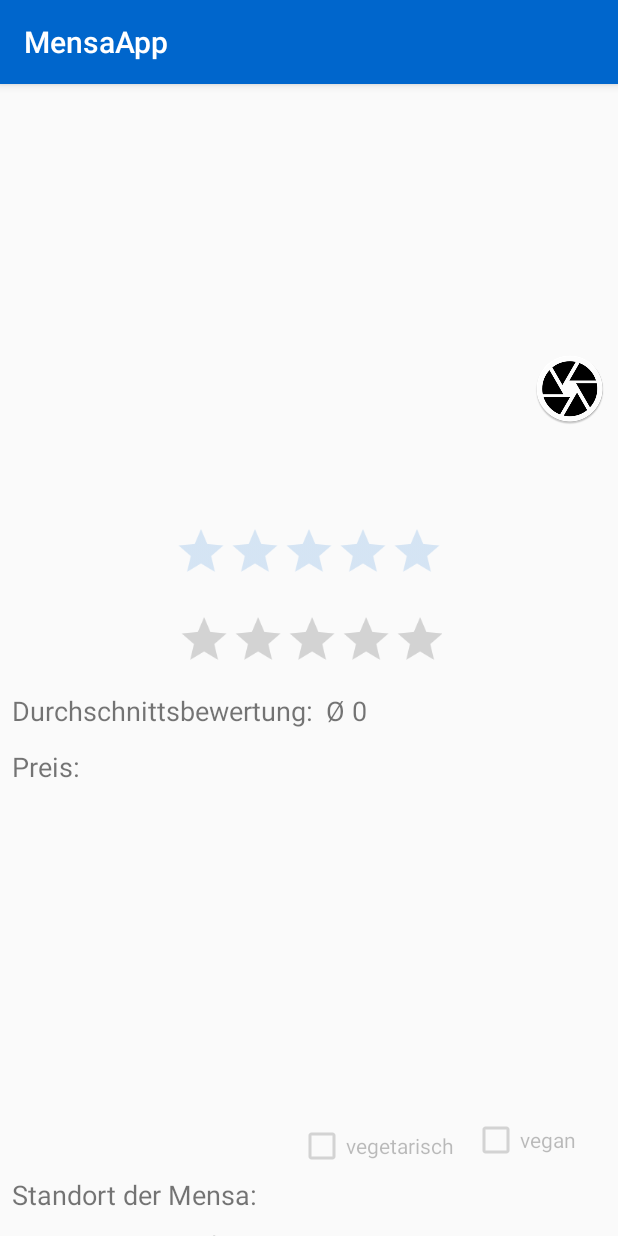
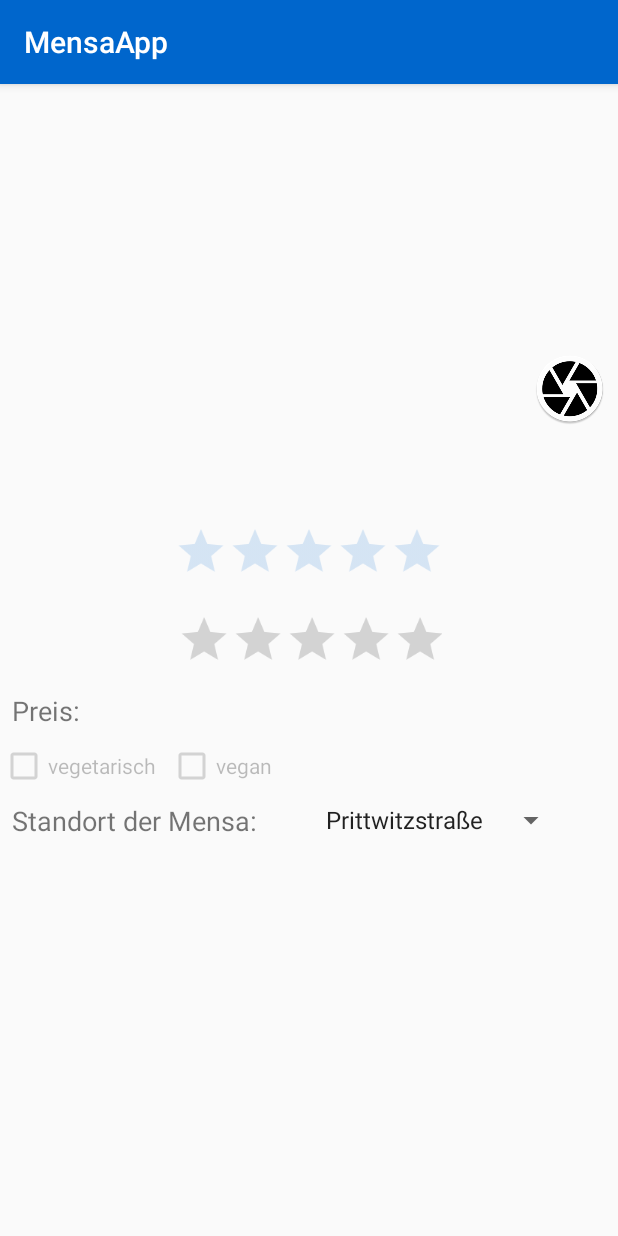
Before and after one commit to mamaier24/MensaApp, an Android app: the FoodProfile screen opened directly, with no data from a screen before it, on a phone screen of 412 x 824 dp. Run offline under Robolectric (Android 15) with nearby library versions, the phone set to English and light mode, and no system bars; our stand-ins replace Volley; libraries missing offline, so code that uses them is left out: com.daimajia.slider; plain views replace SliderLayout; network calls fail; 14 statements that could not run were skipped.

```diff
--- a/app/src/main/java/de/hsulm/mensaapp/FoodProfile.java
+++ b/app/src/main/java/de/hsulm/mensaapp/FoodProfile.java
@@ -78,7 +78,6 @@ public class FoodProfile extends AppCompatActivity {
 
         int user_id = SharedPrefManager.getInstance(FoodProfile.this).getUserId();
 
-        TextView mBewertung = (TextView) findViewById(R.id.Bewertung);
         TextView mTitel = (TextView) findViewById(R.id.Titel);
         TextView mPreis = (TextView) findViewById(R.id.Preis);
         CheckBox mCheckBox_vegan = (CheckBox)findViewById(R.id.checkBox_vegan);
@@ -132,8 +131,6 @@ public class FoodProfile extends AppCompatActivity {
         String imageRes = food.getmimgId();
         int vegetarian = food.isVegetarian();
         int vegan = food.isVegan();
-
-        mBewertung.setText(Integer.toString(rating));
         mRatingBar2.setRating(rating);
         mRatingBar2.setIsIndicator(true);
 
@@ -144,8 +141,6 @@ public class FoodProfile extends AppCompatActivity {
         mPreis.setText(price);
 
         mTitel.setText(name);
-
-        mBewertung.setText("Ø " + rating);
 
         DatabaseOperationsFetchRating get_rating = new DatabaseOperationsFetchRating(FoodProfile.this);
         get_rating.setAndGetRating(user_id, food_id, new IDatabaseOperationsFetchRating() {
--- a/app/src/main/res/layout/activity_food_profile.xml
+++ b/app/src/main/res/layout/activity_food_profile.xml
@@ -60,17 +60,6 @@
         app:layout_constraintStart_toEndOf="@+id/textView5"
         app:layout_constraintTop_toTopOf="@+id/textView5" />
 
-    <TextView
-        android:id="@+id/Bewertung"
-        android:layout_width="85dp"
-        android:layout_height="25dp"
-        android:layout_marginStart="8dp"
-        android:text="@string/bewertung"
-        android:textAppearance="@android:style/TextAppearance.Material.Small"
-        android:textSize="18sp"
-        app:layout_constraintStart_toEndOf="@+id/textView4"
-        app:layout_constraintTop_toTopOf="@+id/textView4" />
-
     <RatingBar
         android:id="@+id/ratingBar3"
         android:layout_width="235dp"
@@ -99,17 +88,6 @@
         app:layout_constraintTop_toBottomOf="@+id/Titel" />
 
     <TextView
-        android:id="@+id/textView4"
-        android:layout_width="wrap_content"
-        android:layout_height="29dp"
-        android:layout_marginStart="8dp"
-        android:layout_marginTop="8dp"
-        android:text="Durchschnittsbewertung:"
-        android:textSize="18sp"
-        app:layout_constraintStart_toStartOf="parent"
-        app:layout_constraintTop_toBottomOf="@+id/ratingBar3" />
-
-    <TextView
         android:id="@+id/textView5"
         android:layout_width="45dp"
         android:layout_height="25dp"
@@ -118,27 +96,30 @@
         android:text="Preis:"
         android:textSize="18sp"
         app:layout_constraintStart_toStartOf="parent"
-        app:layout_constraintTop_toBottomOf="@+id/textView4" />
+        app:layout_constraintTop_toBottomOf="@+id/ratingBar3" />
 
     <CheckBox
         android:id="@+id/checkBox_vegetarian"
         android:layout_width="wrap_content"
         android:layout_height="wrap_content"
-        android:layout_marginEnd="12dp"
-        android:layout_marginBottom="44dp"
+        android:layout_marginBottom="48dp"
+        android:layout_marginTop="8dp"
         android:text="vegetarisch"
         app:layout_constraintBottom_toBottomOf="parent"
-        app:layout_constraintEnd_toStartOf="@+id/checkBox_vegan" />
+        app:layout_constraintTop_toBottomOf="@+id/textView5"
+        app:layout_constraintVertical_bias="0.0"
+        tools:buttonTint="@android:color/holo_green_light"
+        tools:layout_editor_absoluteX="8dp" />
 
     <CheckBox
         android:id="@+id/checkBox_vegan"
         android:layout_width="wrap_content"
         android:layout_height="wrap_content"
-        android:layout_marginEnd="28dp"
-        android:layout_marginBottom="48dp"
+        android:layout_marginStart="8dp"
         android:text="vegan"
-        app:layout_constraintBottom_toBottomOf="parent"
-        app:layout_constraintEnd_toEndOf="parent" />
+        app:layout_constraintStart_toEndOf="@+id/checkBox_vegetarian"
+        app:layout_constraintTop_toTopOf="@+id/checkBox_vegetarian"
+        tools:buttonTint="@android:color/holo_green_light" />
 
     <TextView
         android:id="@+id/tVStandort"
@@ -153,14 +134,13 @@
 
     <Spinner
         android:id="@+id/fp_spinnerStandort"
-        android:layout_width="324dp"
-        android:layout_height="41dp"
+        android:layout_width="wrap_content"
+        android:layout_height="wrap_content"
+        android:layout_marginEnd="8dp"
         android:layout_marginStart="8dp"
-        android:layout_marginEnd="8dp"
         app:layout_constraintEnd_toEndOf="parent"
-        app:layout_constraintStart_toStartOf="parent"
-        app:layout_constraintTop_toBottomOf="@+id/tVStandort"
-        tools:layout_editor_absoluteY="485dp" />
+        app:layout_constraintStart_toEndOf="@+id/tVStandort"
+        app:layout_constraintTop_toTopOf="@+id/tVStandort" />
 
 
 </android.support.constraint.ConstraintLayout>
```
